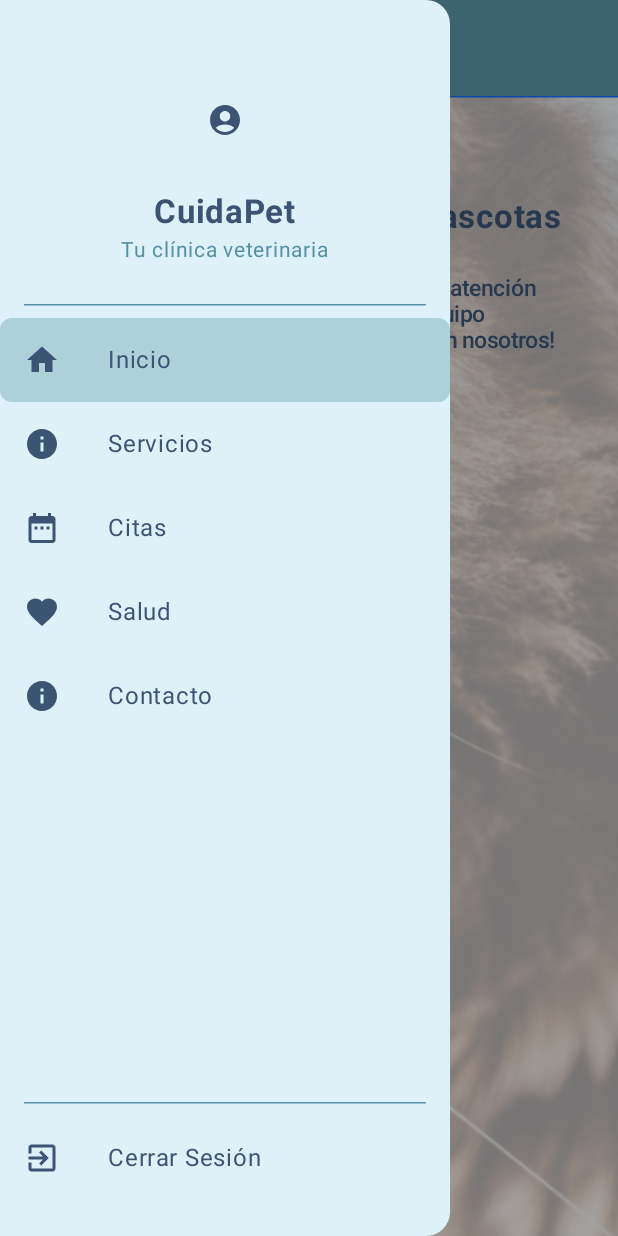
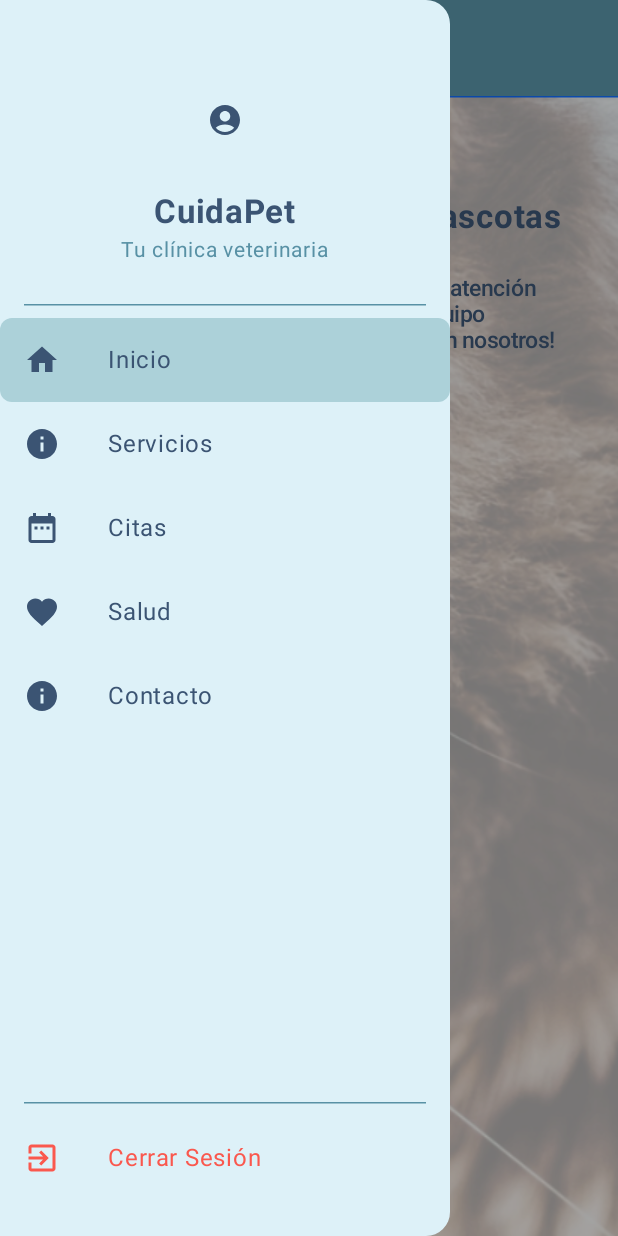
Before and after one commit to SamuelRiveira/CuidaPet, an Android app built with Jetpack Compose: the screen it shows after launch (MainActivity), after a tap on "Menú", on a phone screen of 412 x 824 dp. Run offline under Robolectric (Android 15) with nearby library versions, the phone set to English and light mode, and no system bars.

Commit message:
Cambio a color rojo

```diff
--- a/app/src/main/java/dev/samu/cuidapet/screens/MainScreen.kt
+++ b/app/src/main/java/dev/samu/cuidapet/screens/MainScreen.kt
@@ -63,6 +63,7 @@ val LightBlue = Color(0xFFACD1D9)
 val MediumBlue = Color(0xFF5891A5)
 val DarkBlue = Color(0xFF3B5473)
 val PaleBlue = Color(0xFFDDF1F8)
+val LightRed = Color(0xFFFA584E)
 
 @OptIn(ExperimentalMaterial3Api::class)
 @Composable
@@ -245,13 +246,13 @@ fun DrawerContent(
             Icon(
                 imageVector = Icons.Default.ExitToApp,
                 contentDescription = "Cerrar Sesión",
-                tint = DarkBlue
+                tint = LightRed
             )
             Spacer(modifier = Modifier.width(32.dp))
             Text(
                 text = "Cerrar Sesión",
                 fontSize = 16.sp,
-                color = DarkBlue
+                color = LightRed
             )
         }
 
```
